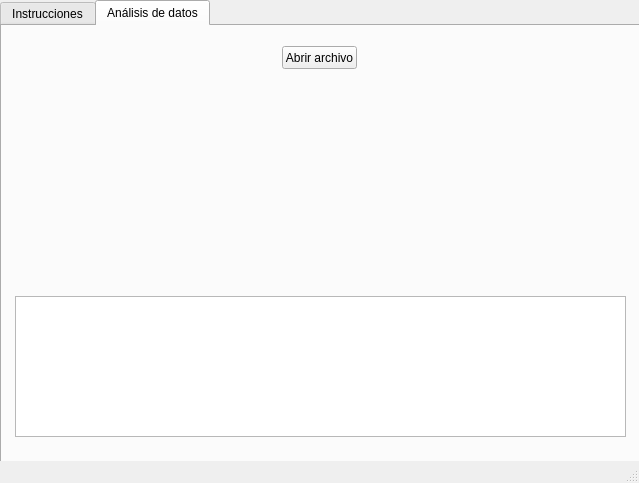
Old version of the form app/dialog.ui in the repository GaboGomezT/sali.
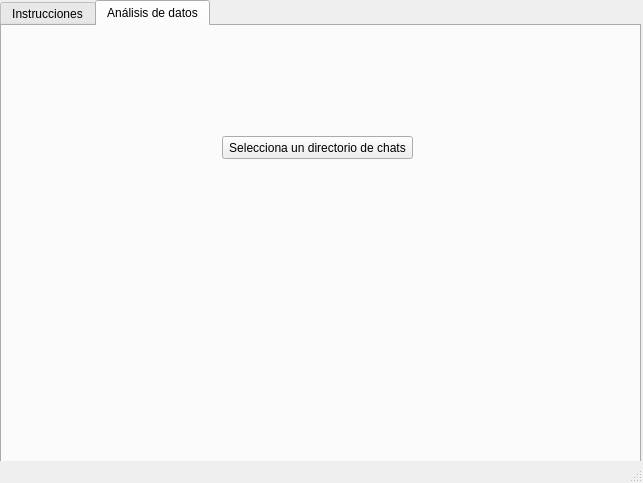
New version of the form. Icons and pictures are not drawn.

The edit to the form file:
```diff
--- a/app/dialog.ui
+++ b/app/dialog.ui
@@ -6,7 +6,7 @@
    <rect>
     <x>0</x>
     <y>0</y>
-    <width>639</width>
+    <width>643</width>
     <height>483</height>
    </rect>
   </property>
@@ -124,14 +124,14 @@
      <widget class="QPushButton" name="pushButton">
       <property name="geometry">
        <rect>
-        <x>280</x>
-        <y>20</y>
-        <width>75</width>
+        <x>220</x>
+        <y>110</y>
+        <width>191</width>
         <height>23</height>
        </rect>
       </property>
       <property name="text">
-       <string>Abrir archivo</string>
+       <string>Selecciona un directorio de chats</string>
       </property>
       <property name="autoDefault">
        <bool>false</bool>
@@ -140,24 +140,49 @@
        <bool>false</bool>
       </property>
      </widget>
-     <widget class="QTextEdit" name="etShowContent">
+     <widget class="QLabel" name="lbl2">
       <property name="geometry">
        <rect>
-        <x>13</x>
-        <y>270</y>
-        <width>611</width>
-        <height>141</height>
+        <x>30</x>
+        <y>170</y>
+        <width>571</width>
+        <height>16</height>
        </rect>
       </property>
      </widget>
-     <widget class="QWidget" name="widget" native="true">
+     <widget class="QLabel" name="lbl1">
       <property name="geometry">
        <rect>
-        <x>200</x>
-        <y>60</y>
-        <width>120</width>
-        <height>80</height>
+        <x>30</x>
+        <y>200</y>
+        <width>561</width>
+        <height>16</height>
        </rect>
+      </property>
+      <property name="font">
+       <font>
+        <family>Microsoft JhengHei UI</family>
+        <pointsize>11</pointsize>
+       </font>
+      </property>
+      <property name="text">
+       <string/>
+      </property>
+     </widget>
+     <widget class="QLabel" name="label_4">
+      <property name="geometry">
+       <rect>
+        <x>230</x>
+        <y>0</y>
+        <width>181</width>
+        <height>101</height>
+       </rect>
+      </property>
+      <property name="styleSheet">
+       <string notr="true">border-image: url(:/header/Logo_Sali_Azul.png);</string>
+      </property>
+      <property name="text">
+       <string/>
       </property>
      </widget>
     </widget>
```
Left out of the diff: 13 changed lines with no effect on the pictures.
